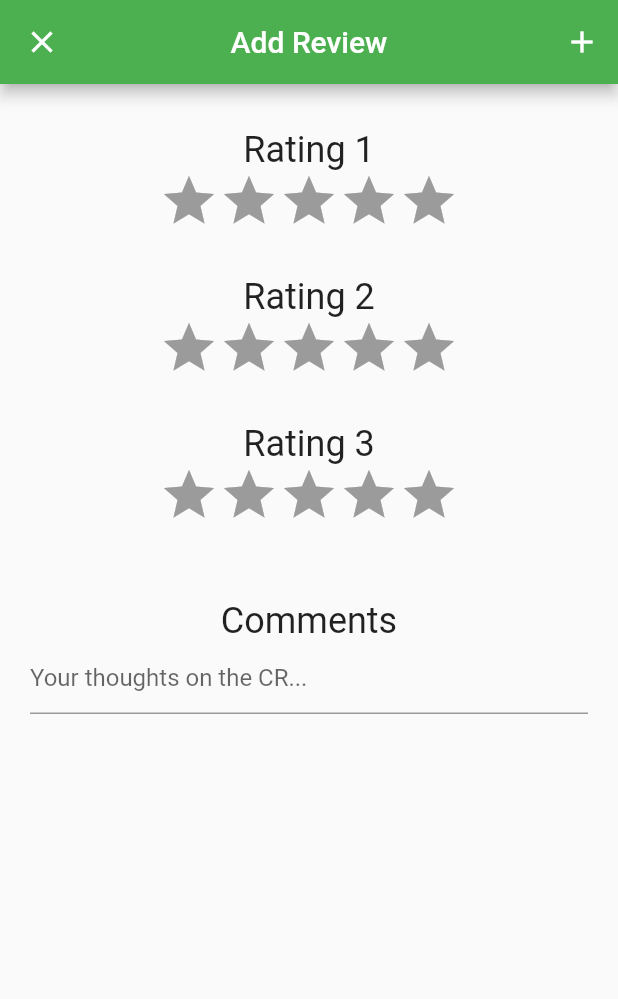
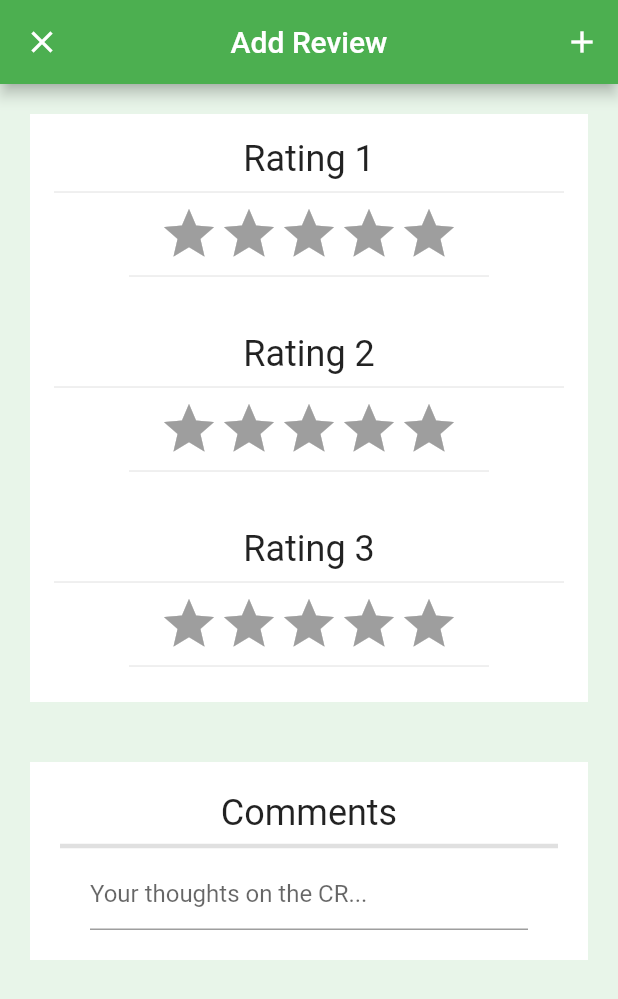
Before and after one commit to limlance99/CRReviewMobileApp, a Flutter app: the AddReview screen opened directly with empty values, on a phone screen of 412 x 824 dp. Shown: the top 999 px of the screen. Run offline on Flutter 3.47's test engine with Material 2 defaults, Android fonts, the phone set to English and light mode, and no system bars; drawn by our look-alikes of flutter_rating_bar; our stand-ins replace pull_to_refresh; network calls fail.

Commit message:
Aesthetic changes

```diff
--- a/lib/forms/add_review.dart
+++ b/lib/forms/add_review.dart
@@ -115,19 +115,29 @@ class _AddReviewState extends State<AddReview> {
           ),
         ],
       ),
+      backgroundColor: Colors.green[50],
       body: Container(
         child: ListView(
           children: <Widget>[
-            Padding(padding: EdgeInsets.all(15)),
+            // Padding(padding: EdgeInsets.all(15)),
             Center(
               child: Column(
                   children: <Widget>[
-
+                    Container(
+                      decoration: BoxDecoration(
+                        color: Colors.white,
+                      ),
+                      margin: EdgeInsets.all(20.0),
+                      padding: EdgeInsets.all(16.0),
+                      width: 500.0,
+                      child: Column(
+                        children: <Widget>[
                         // Display rating bar for Rating 1
                           Text(
                             "Rating 1",
                             style: Theme.of(context).textTheme.headline,
                           ),
+                          Divider(),
                           RatingBar(
                             direction: Axis.horizontal,
                             initialRating: 0,
@@ -141,6 +151,10 @@ class _AddReviewState extends State<AddReview> {
                               rating1 = rating;
                             },
                           ),
+                          Divider(
+                            indent: 50.0,
+                            endIndent: 50.0,
+                          ),
                           Padding(padding: EdgeInsets.all(15)),
 
                         // Display rating bar for Rating 2
@@ -148,6 +162,7 @@ class _AddReviewState extends State<AddReview> {
                             "Rating 2",
                             style: Theme.of(context).textTheme.headline,
                           ),
+                          Divider(),
                           RatingBar(
                             direction: Axis.horizontal,
                             initialRating: 0,
@@ -161,6 +176,10 @@ class _AddReviewState extends State<AddReview> {
                               rating2 = rating;
                             },
                           ),
+                          Divider(
+                            indent: 50.0,
+                            endIndent: 50.0,
+                          ),
                           Padding(padding: EdgeInsets.all(15)),
 
                         // Display rating bar for Rating 3
@@ -168,6 +187,7 @@ class _AddReviewState extends State<AddReview> {
                             "Rating 3",
                             style: Theme.of(context).textTheme.headline,
                           ),
+                          Divider(),
                           RatingBar(
                             direction: Axis.horizontal,
                             initialRating: 0,
@@ -181,12 +201,29 @@ class _AddReviewState extends State<AddReview> {
                               rating3 = rating;
                             },
                           ),
-                    Padding(padding: EdgeInsets.all(25)),
+                          Divider(
+                            indent: 50.0,
+                            endIndent: 50.0,
+                          )
+                        ]
+                      )
+                    ),
 
                     // Display text field to input review text
+                    Container(
+                      padding: EdgeInsets.all(20.0),
+                      margin: EdgeInsets.all(20.0),
+                      decoration: BoxDecoration(
+                        color: Colors.white,
+                      ),
+                      child: Column(
+                        children: <Widget>[
                           Text(
                             "Comments",
                             style: Theme.of(context).textTheme.headline,
+                          ),
+                          Divider(
+                            thickness: 3.0,
                           ),
                           Container(
                             margin: EdgeInsets.only(left: 20.0, right: 20.0),
@@ -198,11 +235,9 @@ class _AddReviewState extends State<AddReview> {
                               ),
                             )
                           ),
-
-                    Padding(
-                      padding: EdgeInsets.all(20),
+                        ],
+                      )
                     ),
-
                   ],
                 ),
             ),
--- a/lib/screens/view_cr.dart
+++ b/lib/screens/view_cr.dart
@@ -126,6 +126,7 @@ class _ViewCRState extends State<ViewCR> {
   @override
   Widget build(BuildContext context) {
     return Scaffold(
+      backgroundColor: Colors.green[50],
       appBar: AppBar(
         title: Text(widget.title),
         leading: IconButton(
```
Lines whose indentation alone changed are shown as unchanged.
